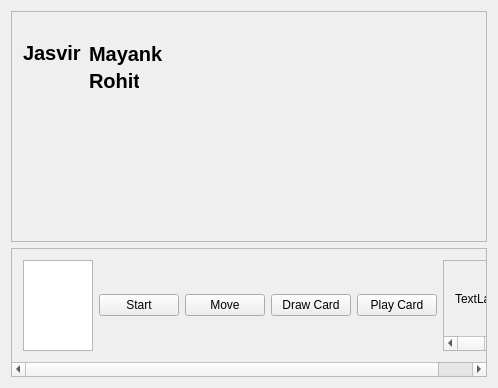
This is mainwindow.ui in jasvir99/Journey_CSULB as Qt 5 draws it before an edit. The edited form follows.
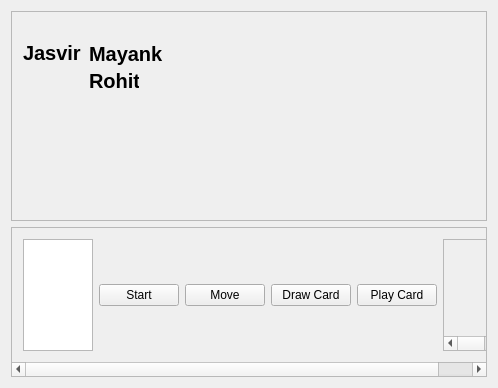
This is the edited form.

Commit message: adds cards in hand adds functionality to re-shuffle cards on click

Diff of the .ui file:
```diff
--- a/mainwindow.ui
+++ b/mainwindow.ui
@@ -38,7 +38,7 @@
          <x>0</x>
          <y>0</y>
          <width>478</width>
-         <height>233</height>
+         <height>212</height>
         </rect>
        </property>
        <layout class="QFormLayout" name="formLayout">
@@ -146,7 +146,7 @@
       <property name="maximumSize">
        <size>
         <width>16777215</width>
-        <height>129</height>
+        <height>150</height>
        </size>
       </property>
       <property name="widgetResizable">
@@ -158,7 +158,7 @@
          <x>-66</x>
          <y>0</y>
          <width>544</width>
-         <height>114</height>
+         <height>135</height>
         </rect>
        </property>
        <layout class="QHBoxLayout" name="horizontalLayout">
@@ -219,44 +219,30 @@
             <rect>
              <x>0</x>
              <y>0</y>
-             <width>1018</width>
-             <height>104</height>
+             <width>165</width>
+             <height>102</height>
             </rect>
            </property>
-           <layout class="QVBoxLayout" name="verticalLayout_2">
+           <layout class="QHBoxLayout" name="horizontalLayout_2">
             <item>
-             <widget class="QLabel" name="move_main_player">
-              <property name="minimumSize">
-               <size>
-                <width>1000</width>
-                <height>0</height>
-               </size>
-              </property>
+             <widget class="QPushButton" name="card_holder">
               <property name="text">
                <string/>
               </property>
+              <property name="flat">
+               <bool>true</bool>
+              </property>
              </widget>
             </item>
             <item>
              <widget class="QLabel" name="cards">
               <property name="text">
-               <string>TextLabel</string>
-              </property>
-             </widget>
-            </item>
-            <item>
-             <widget class="QLabel" name="move_ai_1">
-              <property name="text">
                <string/>
               </property>
              </widget>
             </item>
             <item>
-             <widget class="QLabel" name="move_ai_2">
-              <property name="text">
-               <string/>
-              </property>
-             </widget>
+             <widget class="QListWidget" name="listWidget_2"/>
             </item>
            </layout>
           </widget>
```
The commit also changes 7 other files.
